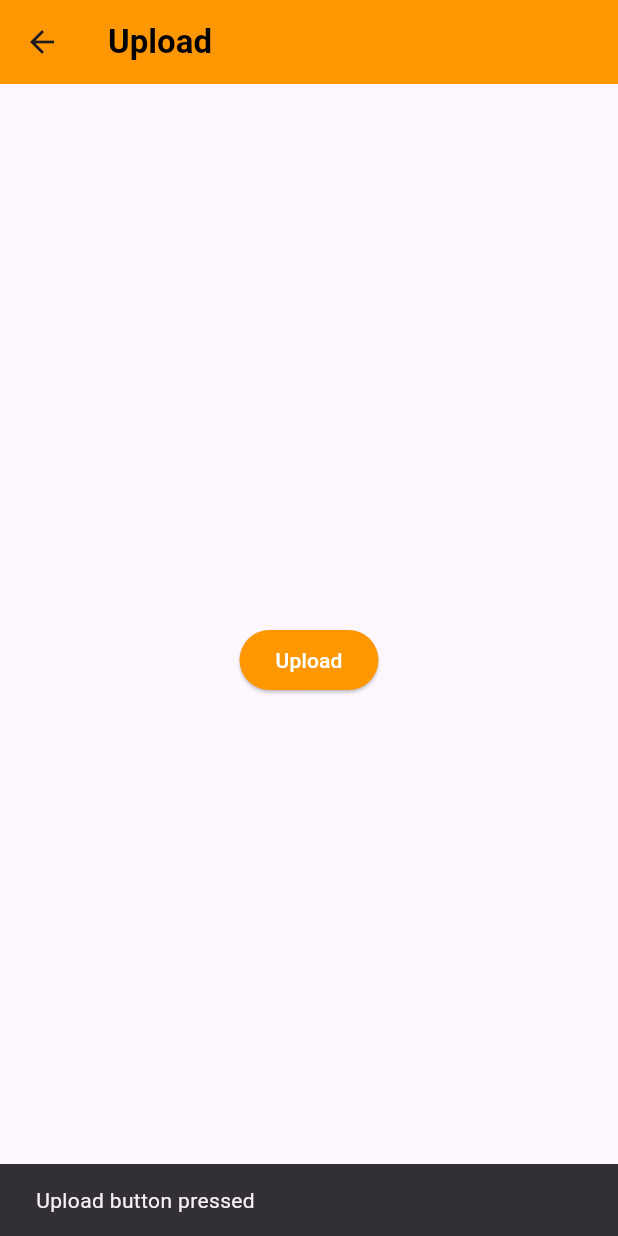
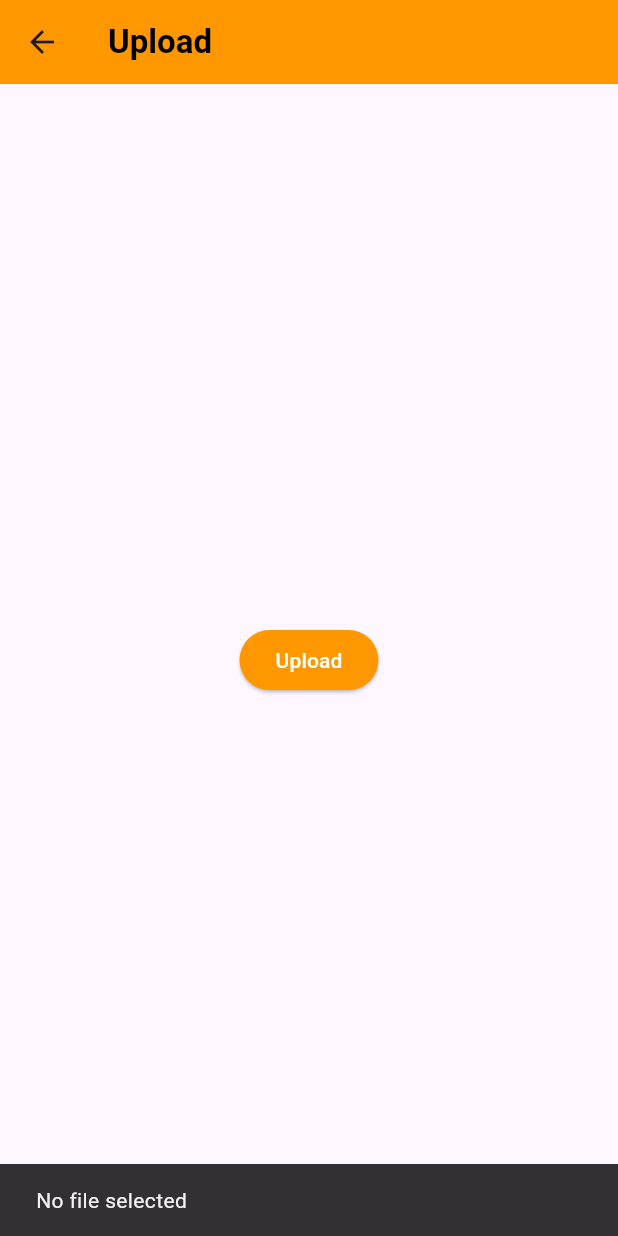
Before and after one commit to Sarvesh22904/techzette, a Flutter app: the UploadPage screen opened directly, after a tap on "Upload", on a phone screen of 412 x 824 dp. Run offline on Flutter 3.47's test engine with Material 3 defaults, Android fonts, the phone set to English and light mode, and no system bars; our stand-ins replace cloud_firestore, file_picker, firebase_auth, firebase_core; accounts and stored records are empty.

Commit message:
upload_page.dart

```diff
--- a/lib/upload_page.dart
+++ b/lib/upload_page.dart
@@ -1,14 +1,30 @@
 import 'package:flutter/material.dart';
+import 'package:file_picker/file_picker.dart';
 
 class UploadPage extends StatelessWidget {
   @override
   Widget build(BuildContext context) {
     // Function to be called when the button is pressed
-    void onUploadButtonPressed() {
-      ScaffoldMessenger.of(context).showSnackBar(
-        SnackBar(content: Text('Upload button pressed')),
-      );
-      // Here you can add your file upload functionality
+    Future<void> onUploadButtonPressed() async {
+      try {
+        FilePickerResult? result = await FilePicker.platform.pickFiles();
+        if (result != null) {
+          PlatformFile file = result.files.first;
+          print(file.path);
+          ScaffoldMessenger.of(context).showSnackBar(
+            SnackBar(content: Text('Selected file: ${file.name}')),
+          );
+        } else {
+          ScaffoldMessenger.of(context).showSnackBar(
+            SnackBar(content: Text('No file selected')),
+          );
+        }
+      } catch (e) {
+        print(e); // Print any errors to the console.
+        ScaffoldMessenger.of(context).showSnackBar(
+          SnackBar(content: Text('Failed to pick file: $e')),
+        );
+      }
     }
 
     return Scaffold(
@@ -22,7 +38,7 @@ class UploadPage extends StatelessWidget {
       body: Center(
         child: ElevatedButton(
           onPressed:
-              onUploadButtonPressed, // Call the function when the button is pressed
+              onUploadButtonPressed, // Call the async function when the button is pressed
           child: Text('Upload'),
           style: ElevatedButton.styleFrom(
             primary: Colors.orange, // Button background color
```
